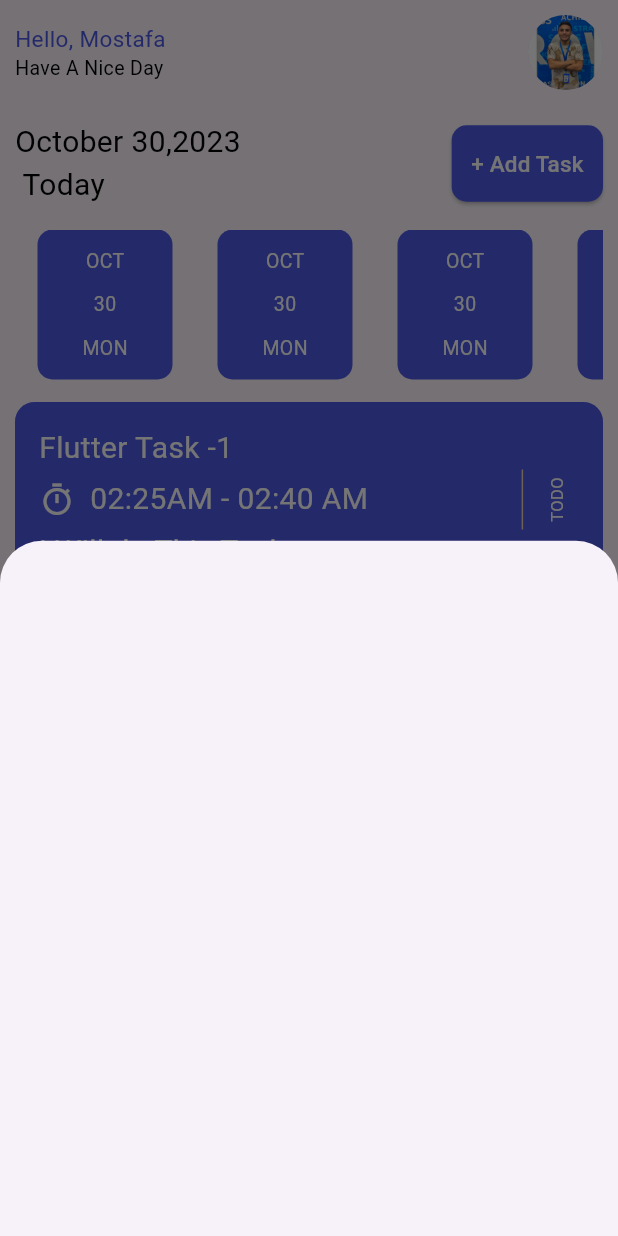
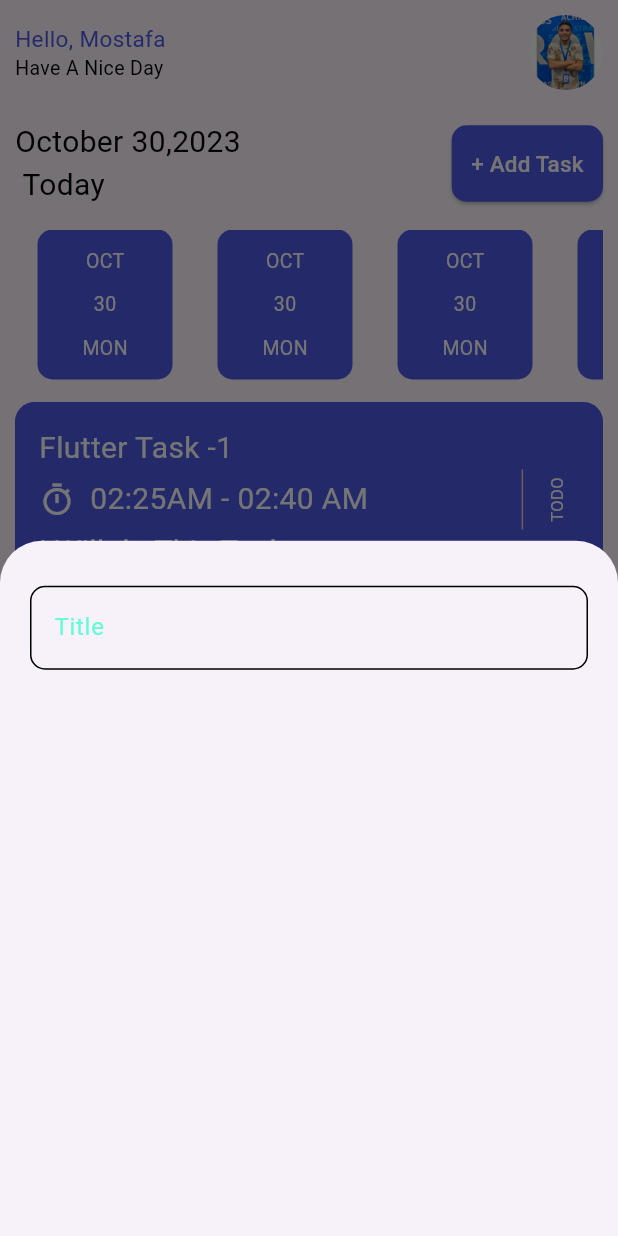
Before and after one commit to mostafa-sabry/taskati_app, a Flutter app: the screen it shows after launch, after a tap on "+ Add Task", on a phone screen of 412 x 824 dp. Run offline on Flutter 3.47's test engine with Material 3 defaults, Android fonts, the phone set to English and light mode, and no system bars.

Commit message:
create custom text field

```diff
--- a/lib/widgets/add_task_bottom_sheet.dart
+++ b/lib/widgets/add_task_bottom_sheet.dart
@@ -1,10 +1,21 @@
 import 'package:flutter/material.dart';
+import 'package:taskati_app/widgets/custom_text_field_widget.dart';
 
 class AddTaskBottomSheet extends StatelessWidget {
   const AddTaskBottomSheet({super.key});
 
   @override
   Widget build(BuildContext context) {
-    return Container();
+    return Padding(
+      padding: const EdgeInsets.symmetric(horizontal: 20),
+      child: Column(
+        children: [
+          SizedBox(
+            height: 30,
+          ),
+          CustomTextField()
+        ],
+      ),
+    );
   }
 }
--- /dev/null
+++ b/lib/widgets/custom_text_field_widget.dart
@@ -0,0 +1,28 @@
+import 'package:flutter/material.dart';
+
+class CustomTextField extends StatelessWidget {
+  const CustomTextField({super.key});
+
+  @override
+  Widget build(BuildContext context) {
+    return TextField(
+      decoration: InputDecoration(
+        border: buildBorder(),
+        hintText: 'Title',
+        hintStyle:const TextStyle(
+          color: Color(0xff62FCD7),
+        ),
+        enabledBorder: buildBorder(),
+        focusedBorder: buildBorder( Colors.black),
+      ),
+    );
+  }
+
+  OutlineInputBorder buildBorder([color]) {
+    return OutlineInputBorder(
+        borderRadius: BorderRadius.circular(10),
+        borderSide: BorderSide(
+          color: color ?? Colors.black,
+        ));
+  }
+}
```
